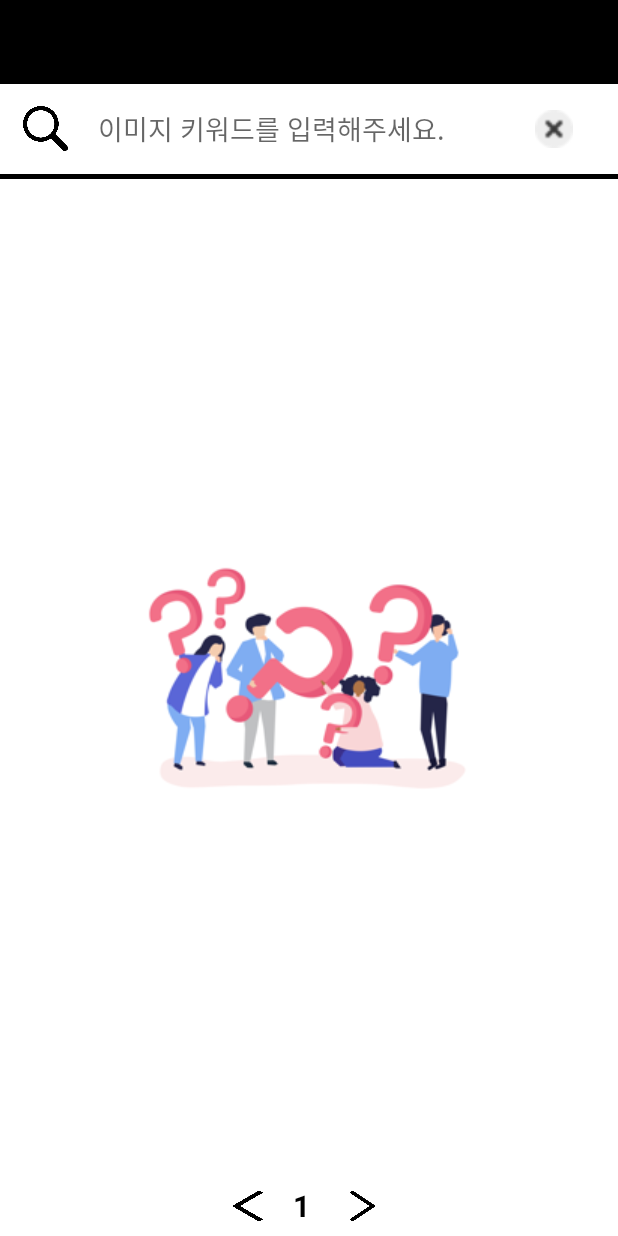
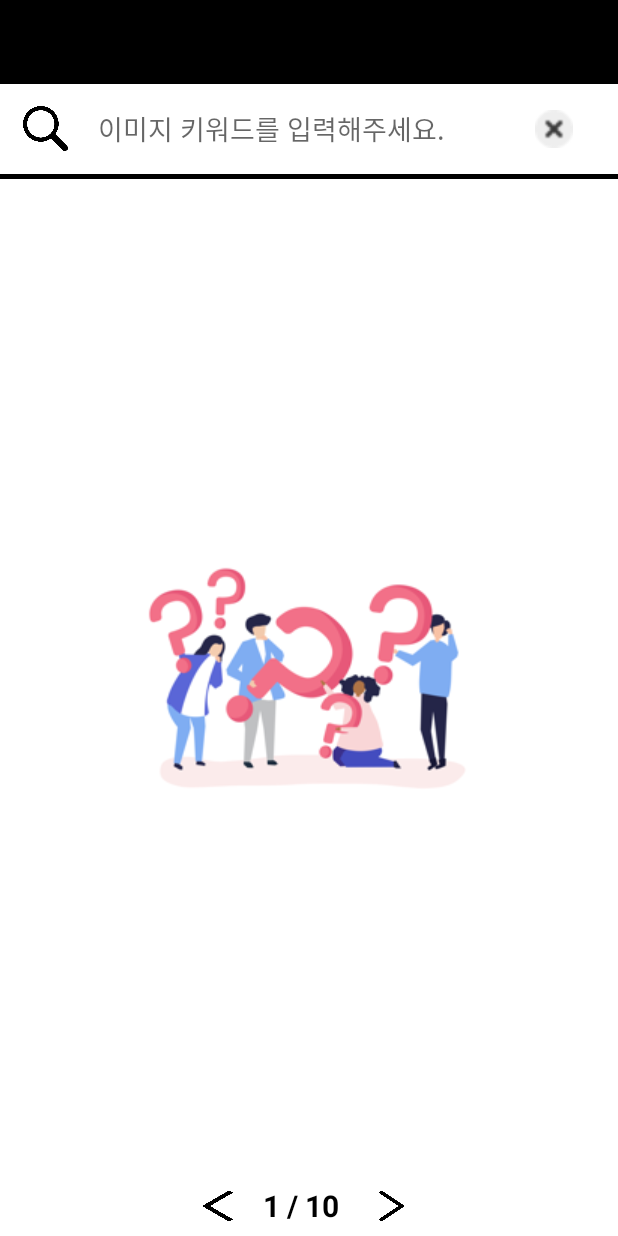
Before and after one commit to SongJemin/ImageSearchApp, an Android app: the layout activity_main.xml on its own in the app's theme, with its tools: preview values and no code run, on a phone screen of 412 x 824 dp. Run offline under Robolectric (Android 15) with nearby library versions, the phone set to English and light mode, and no system bars; network calls fail.

Commit message:
Add all_page_num in MainActivity

```diff
--- a/app/src/main/java/com/jem/imagesearchapp/data/get/response/GetImageSearchResponse.kt
+++ b/app/src/main/java/com/jem/imagesearchapp/data/get/response/GetImageSearchResponse.kt
@@ -1,8 +1,10 @@
 package com.jem.imagesearchapp.data.get.response
 
 import com.jem.imagesearchapp.data.model.ImageData
+import com.jem.imagesearchapp.data.model.MetaData
 
 
 data class GetImageSearchResponse (
+    var meta : MetaData,
     var documents : ArrayList<ImageData>
 )
--- a/app/src/main/res/layout/activity_main.xml
+++ b/app/src/main/res/layout/activity_main.xml
@@ -184,6 +184,16 @@
                         android:textStyle="bold"
                         android:textColor="#000000"
                         />
+                <TextView
+                        android:id="@+id/main_page_all_num_tv"
+                        android:layout_width="wrap_content"
+                        android:layout_height="wrap_content"
+                        android:text=" / 10"
+                        android:textSize="20sp"
+                        android:layout_gravity="center_vertical"
+                        android:textStyle="bold"
+                        android:textColor="#000000"
+                        />
                 <Button
                         android:id="@+id/main_next_btn"
                         android:layout_width="30dp"
```
Also changed, not shown: app/src/main/java/com/jem/imagesearchapp/data/model/MetaData.kt (added, +7 -0 lines), app/src/main/java/com/jem/imagesearchapp/ui/main/MainActivity.kt (+5 -2 lines), app/src/main/res/default_main.png (added), app/src/main/res/edit_delete.png (added), app/src/main/res/search.png (added).
